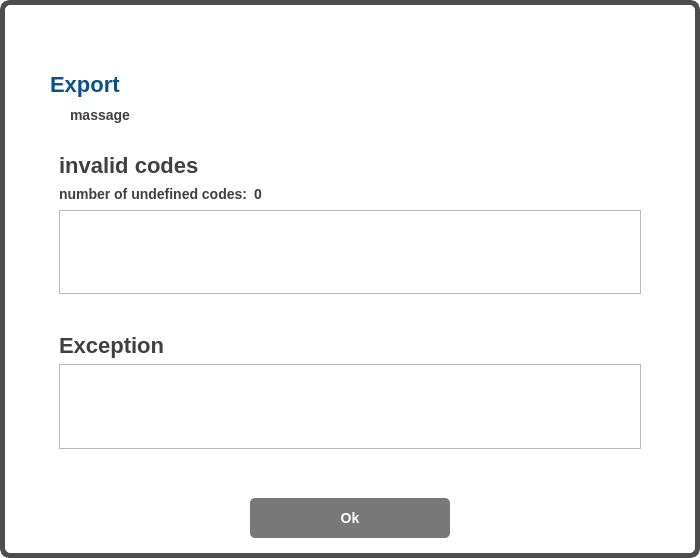
The window that uiFiles/export_result.ui (DORSA-co/Paticle_Size_Analyser) describes before a commit, drawn with Qt 5.
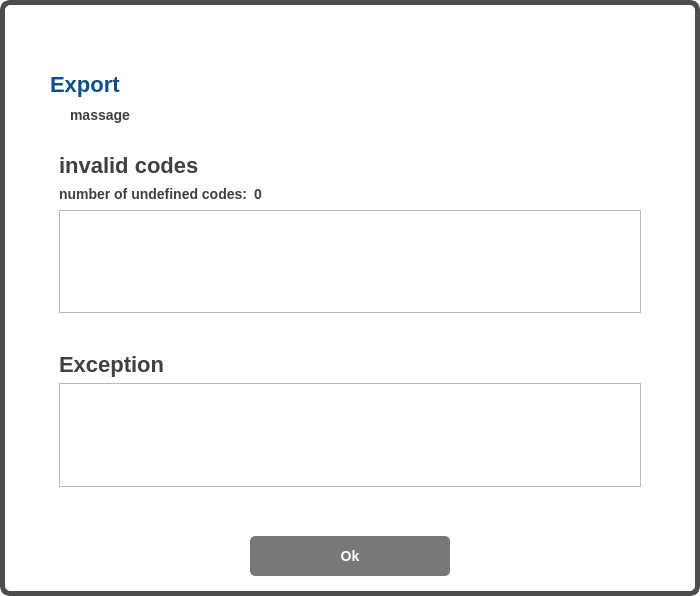
The same window after the commit. Icons and pictures are not drawn.

The edit to the form file:
```diff
--- a/uiFiles/export_result.ui
+++ b/uiFiles/export_result.ui
@@ -7,11 +7,11 @@
     <x>0</x>
     <y>0</y>
     <width>700</width>
-    <height>558</height>
+    <height>596</height>
    </rect>
   </property>
   <property name="sizePolicy">
-   <sizepolicy hsizetype="Maximum" vsizetype="Maximum">
+   <sizepolicy hsizetype="Minimum" vsizetype="Maximum">
     <horstretch>0</horstretch>
     <verstretch>0</verstretch>
    </sizepolicy>
```
